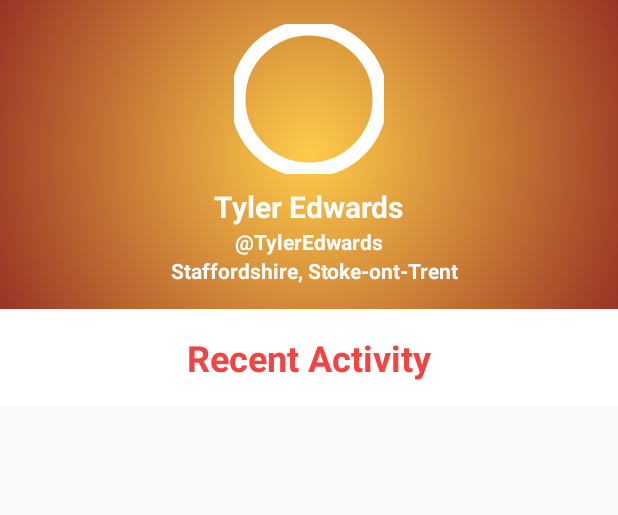
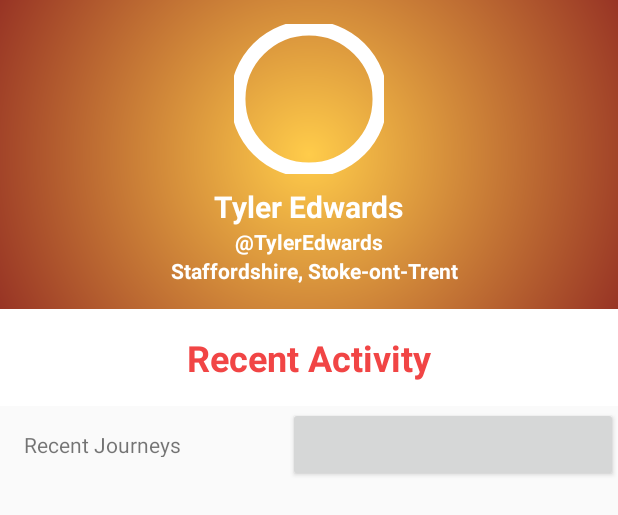
Before and after one commit to GamesB2/Health_App, an Android app: the layout profile_fragment.xml on its own in the app's theme, with its tools: preview values and no code run, on a phone screen of 412 x 824 dp. Shown: the top 515 px of the screen. Run offline under Robolectric (Android 15) with nearby library versions, the phone set to English and light mode, and no system bars.

Commit message:
commiting lots

```diff
--- a/HealthApplication/app/build.gradle
+++ b/HealthApplication/app/build.gradle
@@ -32,4 +32,5 @@ dependencies {
     compile 'com.google.android.gms:play-services-maps:11.0.1'
     compile 'com.google.android.gms:play-services:11.0.1'
     compile 'com.google.android.gms:play-services-location:11.0.1'
+    compile 'com.journeyapps:zxing-android-embedded:3.4.0'
 }
--- a/HealthApplication/app/src/main/java/com/example/b016104b/healthapplication/MainFragments/StatisticFragment.java
+++ b/HealthApplication/app/src/main/java/com/example/b016104b/healthapplication/MainFragments/StatisticFragment.java
@@ -16,11 +16,15 @@ import com.example.b016104b.healthapplication.R;
 
 public class StatisticFragment extends Fragment{
 
+
     @Nullable
     @Override
     public View onCreateView(LayoutInflater inflater, ViewGroup container, Bundle savedInstanceState)
     {
+        View v = inflater.inflate(R.layout.statistic_fragment, container, false);
 
-        return inflater.inflate(R.layout.statistic_fragment, container, false);
+
+
+        return v;
     }
 }
--- a/HealthApplication/app/src/main/res/layout/activity_reset.xml
+++ b/HealthApplication/app/src/main/res/layout/activity_reset.xml
@@ -9,6 +9,9 @@
         android:id="@+id/webviewreset"
         android:layout_alignParentTop="true"
         android:layout_alignParentBottom="true"
-         />
+        android:layout_alignParentRight="true"
+        android:layout_alignParentEnd="true"
+        android:layout_alignParentLeft="true"
+        android:layout_alignParentStart="true" />
 
 </RelativeLayout>
--- a/HealthApplication/app/src/main/res/layout/adventures_fragment.xml
+++ b/HealthApplication/app/src/main/res/layout/adventures_fragment.xml
@@ -11,4 +11,7 @@
         android:layout_height="match_parent">
 
     </com.google.android.gms.maps.MapView>
+
+
+
 </LinearLayout>
--- a/HealthApplication/app/src/main/res/layout/profile_fragment.xml
+++ b/HealthApplication/app/src/main/res/layout/profile_fragment.xml
@@ -36,9 +36,10 @@
         <RelativeLayout
             android:layout_width="match_parent"
             android:layout_height="match_parent"
+            android:layout_alignParentLeft="true"
+            android:layout_alignParentStart="true"
             android:layout_alignParentTop="true"
-            android:layout_alignParentLeft="true"
-            android:layout_alignParentStart="true">
+            android:id="@+id/relativeLayout2">
 
             <RelativeLayout
                 android:layout_width="match_parent"
@@ -55,10 +56,6 @@
                     android:layout_alignBottom="@+id/linearLayout"
                     android:scaleType="centerCrop"
                     android:src="@color/colorAccent" />
-
-                <android.support.v7.widget.Toolbar
-                    android:layout_width="match_parent"
-                    android:layout_height="wrap_content" />
 
                 <LinearLayout
                     android:id="@+id/linearLayout"
@@ -127,6 +124,7 @@
                 android:id="@+id/linearLayout2">
 
                 <TextView
+                    android:id="@+id/textView"
                     android:layout_width="wrap_content"
                     android:layout_height="wrap_content"
                     android:layout_gravity="center"
@@ -139,17 +137,36 @@
 
             <TextView
                 android:id="@+id/profilefluff"
-                android:layout_width="match_parent"
-                android:layout_height="match_parent"
+                android:layout_width="50dp"
                 android:padding="16dp"
                 android:orientation="vertical"
+                android:layout_below="@+id/linearLayout2"
+                android:text="Recent Journeys"
                 android:layout_alignParentLeft="true"
                 android:layout_alignParentStart="true"
-                android:layout_below="@+id/linearLayout2">
+                android:layout_height="50dp"
+                android:layout_alignParentRight="true"
+                android:layout_alignParentEnd="true">
+
 
             </TextView>
+            <android.support.v7.widget.AppCompatButton
+                android:id="@+id/qrbutton"
+                android:onClick="launchQR"
+                android:layout_height="50dp"
+                android:layout_width="match_parent"
+                android:layout_alignBaseline="@+id/profilefluff"
+                android:layout_alignBottom="@+id/profilefluff"
+                android:layout_alignParentLeft="true"
+                android:layout_alignParentStart="true"
+                android:layout_marginLeft="192dp"
+                android:layout_marginStart="192dp" />
 
         </RelativeLayout>
+        <TextView
+            android:layout_width="match_parent"
+            android:layout_height="50dp"
+            android:layout_below="@+id/relativeLayout2" />
     </RelativeLayout>
     </ScrollView>
 </android.support.design.widget.CoordinatorLayout>
--- a/HealthApplication/app/src/main/res/layout/statistic_fragment.xml
+++ b/HealthApplication/app/src/main/res/layout/statistic_fragment.xml
@@ -5,6 +5,8 @@
     android:layout_height="match_parent"
     android:background="@color/input_register">
 
+
+
     <TextView
         android:layout_width="match_parent"
         android:layout_height="match_parent"
```
Also changed, not shown: HealthApplication/app/src/main/AndroidManifest.xml (+7 -0 lines), HealthApplication/app/src/main/java/com/example/b016104b/healthapplication/Activities/MainActivity.java (+49 -5 lines), HealthApplication/app/src/main/java/com/example/b016104b/healthapplication/Helper/GeofenceCreator.java (deleted, +0 -18 lines), HealthApplication/app/src/main/java/com/example/b016104b/healthapplication/Helper/GeofenceStore.java (added, +46 -0 lines), HealthApplication/app/src/main/java/com/example/b016104b/healthapplication/MainFragments/ActiveFragment.java (+8 -0 lines), HealthApplication/app/src/main/java/com/example/b016104b/healthapplication/MainFragments/ProfileFragment.java (+3 -4 lines), HealthApplication/app/src/main/java/com/example/b016104b/healthapplication/MainFragments/QRFragment.java (added, +76 -0 lines), HealthApplication/app/src/main/java/com/example/b016104b/healthapplication/app/IntentReciever.java (added, +85 -0 lines), HealthApplication/app/src/main/java/com/example/b016104b/healthapplication/app/MyBroadcastReceiver.java (+8 -16 lines).
